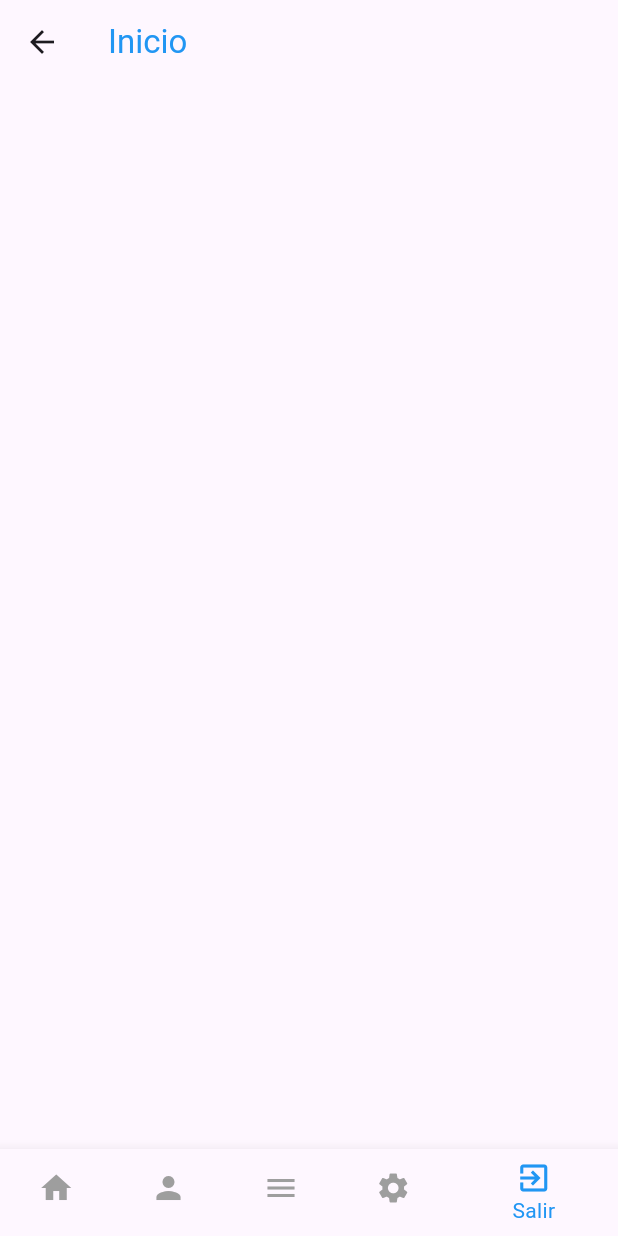
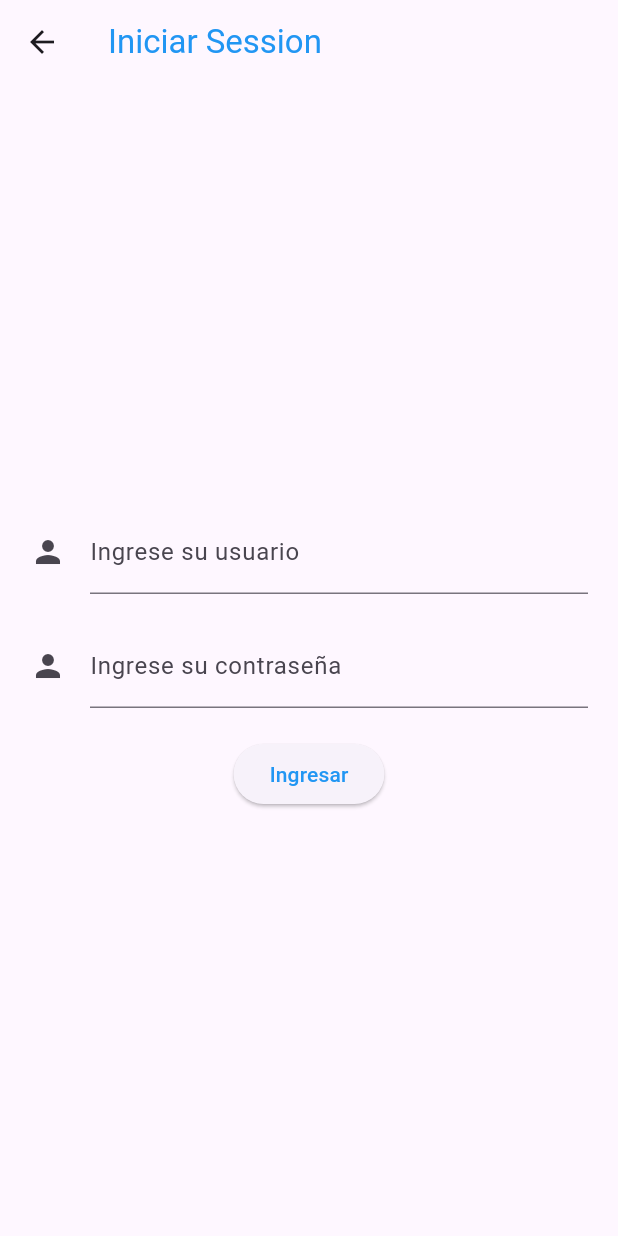
Before and after one commit to davichus/capacitacion_flutter, a Flutter app: the HomeScreen screen opened by its route, item 5 of the bottom bar chosen, on a phone screen of 412 x 824 dp. Run offline on Flutter 3.47's test engine with Material 3 defaults, Android fonts, the phone set to English and light mode, and no system bars.

Commit message:
login
screen

```diff
--- a/flutter_app_datos/lib/helpers/funciones.dart
+++ b/flutter_app_datos/lib/helpers/funciones.dart
@@ -10,6 +10,8 @@ class Funciones {
       Navigator.pushNamed(context, '/ingreso');
     } else if (index == 3) {
       Navigator.pushNamed(context, '/perfil');
+    } else if (index == 4) {
+      Navigator.pushNamed(context, '/login');
     }
   }
 }
--- a/flutter_app_datos/lib/main.dart
+++ b/flutter_app_datos/lib/main.dart
@@ -1,6 +1,7 @@
 import 'package:flutter/material.dart';
 import 'package:flutter_app_datos/screens/home_screen.dart';
 import 'package:flutter_app_datos/screens/ingreso_datos_screen.dart';
+import 'package:flutter_app_datos/screens/login_screen.dart';
 import 'package:flutter_app_datos/screens/perfil_screen.dart';
 
 void main(){
@@ -16,12 +17,13 @@ class MyApp extends StatelessWidget{
       theme: ThemeData(
         primarySwatch: Colors.blue
       ),
-      home: const IngresoDatosScreen(),
+      home: const LoginScreen(),
       debugShowCheckedModeBanner: false,
       routes: {
         '/inicio': (context) => const HomeScreen(),
         '/ingreso': (context) => const IngresoDatosScreen(),
-        '/perfil': (context) => const PerfilScreen()
+        '/perfil': (context) => const PerfilScreen(),
+        '/login': (context) => const LoginScreen()
       },
     );
   }
--- /dev/null
+++ b/flutter_app_datos/lib/screens/login_screen.dart
@@ -0,0 +1,58 @@
+import 'package:flutter/material.dart';
+import 'package:flutter_app_datos/screens/home_screen.dart';
+import 'package:flutter_app_datos/widgest/custom_button_widget.dart';
+import 'package:flutter_app_datos/widgest/custom_text_wdiget.dart';
+
+class LoginScreen extends StatefulWidget {
+  const LoginScreen({super.key});
+  @override
+  // ignore: library_private_types_in_public_api
+  _LoginScreenState createState() => _LoginScreenState();
+}
+
+class _LoginScreenState extends State<LoginScreen> {
+  TextEditingController txtUsuarioControlador = TextEditingController();
+  TextEditingController txtContraseniaControlador = TextEditingController();
+
+  @override
+  Widget build(BuildContext context) {
+    return Scaffold(
+        appBar: AppBar(
+          title: const CustomTextWidget(
+              texto: 'Iniciar Session', color: Colors.blue),
+        ),
+        body: Padding(
+            padding: const EdgeInsets.all(20),
+            child: Column(
+              mainAxisAlignment: MainAxisAlignment.center,
+              children: [
+                TextField(
+                  controller: txtUsuarioControlador,
+                  decoration: const InputDecoration(
+                      labelText: 'Ingrese su usuario', icon: Icon(Icons.person)),
+                ),
+                const SizedBox(height: 20),
+                  TextField(
+                  controller: txtContraseniaControlador,
+
+                  decoration: const InputDecoration(
+                      labelText: 'Ingrese su contraseña', icon: Icon(Icons.person)),
+                ),
+                const SizedBox(height: 20),
+                CustomButtonWidget(
+                    onPressed: () {
+                      Navigator.push(
+                        context,
+                        MaterialPageRoute(
+                          builder: (context) =>
+                              const HomeScreen(),
+                        ),
+                      );
+                    },
+                    texto: 'Ingresar')
+              ],
+            )
+            )
+    );
+  }
+}
```
